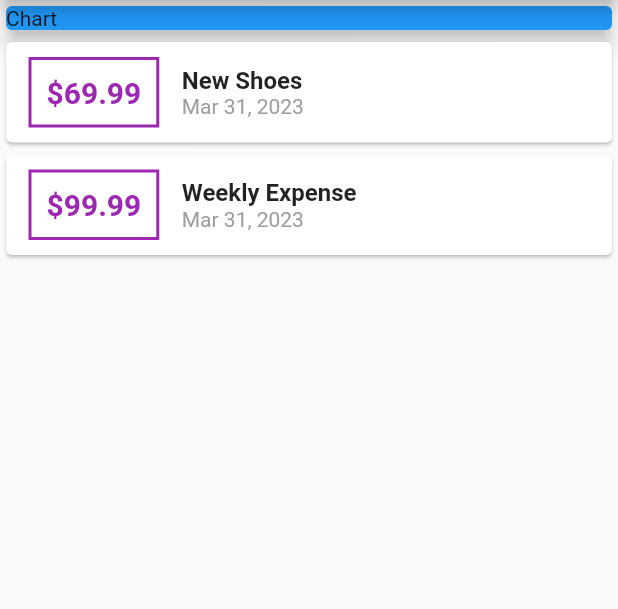
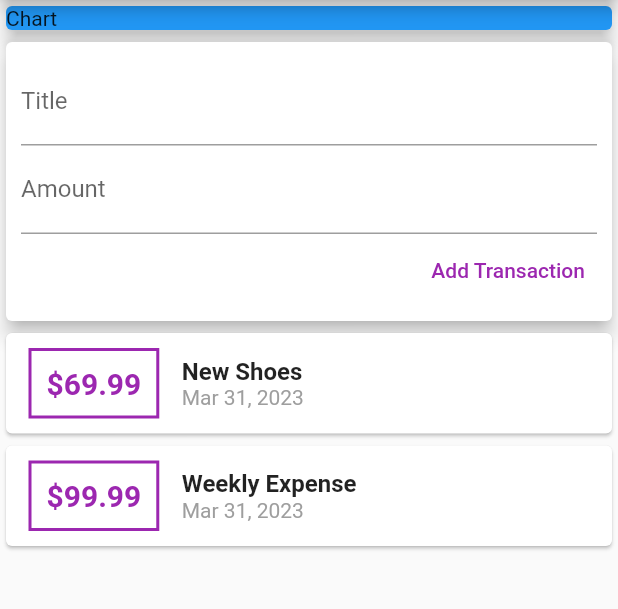
Before and after one commit to saurabhmirajkar/expense_tracker, a Flutter app: the screen it shows after launch, on a phone screen of 412 x 824 dp, the part 84-693 px from its top. Run offline on Flutter 3.47's test engine with Material 2 defaults, Android fonts, the phone set to English and light mode, and no system bars.

Commit message:
split into  widgets

```diff
--- a/lib/main.dart
+++ b/lib/main.dart
@@ -1,9 +1,9 @@
-import 'package:expense_tracker/transaction.dart';
+import 'package:expense_tracker/widgets/user_transactions.dart';
+
 import 'package:flutter/material.dart';
-import 'package:intl/intl.dart';
 
 void main() {
-  runApp(MyApp());
+  runApp(const MyApp());
 }
 
 class MyApp extends StatelessWidget {
@@ -19,21 +19,6 @@ class MyApp extends StatelessWidget {
 
 // ignore: must_be_immutable
 class MyHomepage extends StatelessWidget {
-  List<Transaction> transactions = [
-    Transaction(
-      id: 't1',
-      title: 'New Shoes',
-      amount: 69.99,
-      date: DateTime.now(),
-    ),
-    Transaction(
-      id: 't2',
-      title: 'Weekly Expense',
-      amount: 99.99,
-      date: DateTime.now(),
-    ),
-  ];
-
   MyHomepage({super.key});
 
   @override
@@ -44,10 +29,9 @@ class MyHomepage extends StatelessWidget {
       ),
       body: SafeArea(
         child: Column(
-          // mainAxisAlignment: MainAxisAlignment.spaceEvenly,
           crossAxisAlignment: CrossAxisAlignment.stretch,
           children: [
-            const SizedBox(
+            Container(
               width: double.infinity,
               child: Card(
                 color: Colors.blue,
@@ -55,56 +39,7 @@ class MyHomepage extends StatelessWidget {
                 child: Text('Chart'),
               ),
             ),
-            Column(
-              children: transactions.map((tx) {
-                return Card(
-                  child: Row(
-                    children: [
-                      Container(
-                        margin: const EdgeInsets.symmetric(
-                          vertical: 10,
-                          horizontal: 15,
-                        ),
-                        padding: const EdgeInsets.all(10),
-                        decoration: BoxDecoration(
-                          border: Border.all(
-                            color: Colors.purple,
-                            width: 2,
-                          ),
-                        ),
-                        child: Text(
-                          '\$${tx.amount}',
-                          // ignore: prefer_const_constructors
-                          style: TextStyle(
-                            fontWeight: FontWeight.bold,
-                            fontSize: 20,
-                            color: Colors.purple,
-                          ),
-                        ),
-                      ),
-                      Column(
-                        crossAxisAlignment: CrossAxisAlignment.start,
-                        children: [
-                          Text(
-                            tx.title,
-                            style: const TextStyle(
-                              fontWeight: FontWeight.bold,
-                              fontSize: 16,
-                            ),
-                          ),
-                          Text(
-                            DateFormat.yMMMd().format(tx.date),
-                            style: const TextStyle(
-                              color: Colors.grey,
-                            ),
-                          ),
-                        ],
-                      ),
-                    ],
-                  ),
-                );
-              }).toList(),
-            )
+            UserTransactions(),
           ],
         ),
       ),
--- /dev/null
+++ b/lib/widgets/new_transaction.dart
@@ -0,0 +1,47 @@
+import 'package:flutter/material.dart';
+
+class NewTransaction extends StatelessWidget {
+  final titleController = TextEditingController();
+  final amountController = TextEditingController();
+
+  final Function addTx;
+
+  NewTransaction(this.addTx);
+
+  @override
+  Widget build(BuildContext context) {
+    return Card(
+      elevation: 5,
+      child: Container(
+        padding: const EdgeInsets.all(10),
+        child: Column(
+          crossAxisAlignment: CrossAxisAlignment.end,
+          children: [
+            TextField(
+              decoration: const InputDecoration(labelText: 'Title'),
+              controller: titleController,
+            ),
+            TextField(
+              decoration: const InputDecoration(labelText: 'Amount'),
+              controller: amountController,
+            ),
+            TextButton(
+              onPressed: () {
+                print(titleController.text);
+                print(amountController.text);
+                addTx(
+                    titleController.text, double.parse(amountController.text));
+              },
+              child: const Text(
+                'Add Transaction',
+                style: TextStyle(
+                  color: Colors.purple,
+                ),
+              ),
+            ),
+          ],
+        ),
+      ),
+    );
+  }
+}
--- /dev/null
+++ b/lib/widgets/transaction_list.dart
@@ -0,0 +1,65 @@
+import 'package:expense_tracker/models/transaction.dart';
+import 'package:flutter/material.dart';
+import 'package:intl/intl.dart';
+
+class TransactionList extends StatelessWidget {
+  final List<Transaction> userTransactions;
+
+  TransactionList(
+    this.userTransactions,
+  );
+
+  @override
+  Widget build(BuildContext context) {
+    return Column(
+      children: userTransactions.map((tx) {
+        return Card(
+          child: Row(
+            children: [
+              Container(
+                margin: const EdgeInsets.symmetric(
+                  vertical: 10,
+                  horizontal: 15,
+                ),
+                padding: const EdgeInsets.all(10),
+                decoration: BoxDecoration(
+                  border: Border.all(
+                    color: Colors.purple,
+                    width: 2,
+                  ),
+                ),
+                child: Text(
+                  '\$${tx.amount}',
+                  // ignore: prefer_const_constructors
+                  style: TextStyle(
+                    fontWeight: FontWeight.bold,
+                    fontSize: 20,
+                    color: Colors.purple,
+                  ),
+                ),
+              ),
+              Column(
+                crossAxisAlignment: CrossAxisAlignment.start,
+                children: [
+                  Text(
+                    tx.title,
+                    style: const TextStyle(
+                      fontWeight: FontWeight.bold,
+                      fontSize: 16,
+                    ),
+                  ),
+                  Text(
+                    DateFormat.yMMMd().format(tx.date),
+                    style: const TextStyle(
+                      color: Colors.grey,
+                    ),
+                  ),
+                ],
+              ),
+            ],
+          ),
+        );
+      }).toList(),
+    );
+  }
+}
--- /dev/null
+++ b/lib/widgets/user_transactions.dart
@@ -0,0 +1,52 @@
+import 'package:flutter/material.dart';
+
+import '../models/transaction.dart';
+import './new_transaction.dart';
+import './transaction_list.dart';
+
+class UserTransactions extends StatefulWidget {
+  const UserTransactions({super.key});
+
+  @override
+  State<UserTransactions> createState() => _UserTransactionsState();
+}
+
+class _UserTransactionsState extends State<UserTransactions> {
+  final List<Transaction> _userTransactions = [
+    Transaction(
+      id: 't1',
+      title: 'New Shoes',
+      amount: 69.99,
+      date: DateTime.now(),
+    ),
+    Transaction(
+      id: 't2',
+      title: 'Weekly Expense',
+      amount: 99.99,
+      date: DateTime.now(),
+    ),
+  ];
+
+  void _addTransaction(String txTitle, double txAmount) {
+    final newTx = Transaction(
+      id: DateTime.now().toString(),
+      title: txTitle,
+      amount: txAmount,
+      date: DateTime.now(),
+    );
+
+    setState(() {
+      _userTransactions.add(newTx);
+    });
+  }
+
+  @override
+  Widget build(BuildContext context) {
+    return Column(
+      children: [
+        NewTransaction(_addTransaction),
+        TransactionList(_userTransactions),
+      ],
+    );
+  }
+}
```
Also changed, not shown: lib/models/transaction.dart (renamed from lib/transaction.dart).
